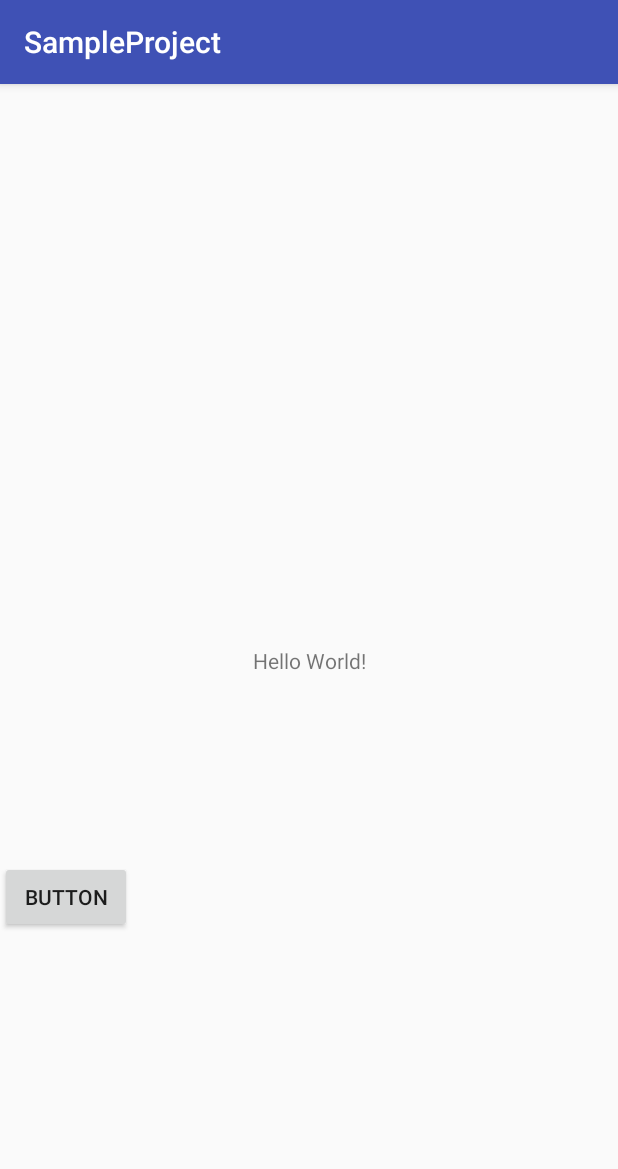
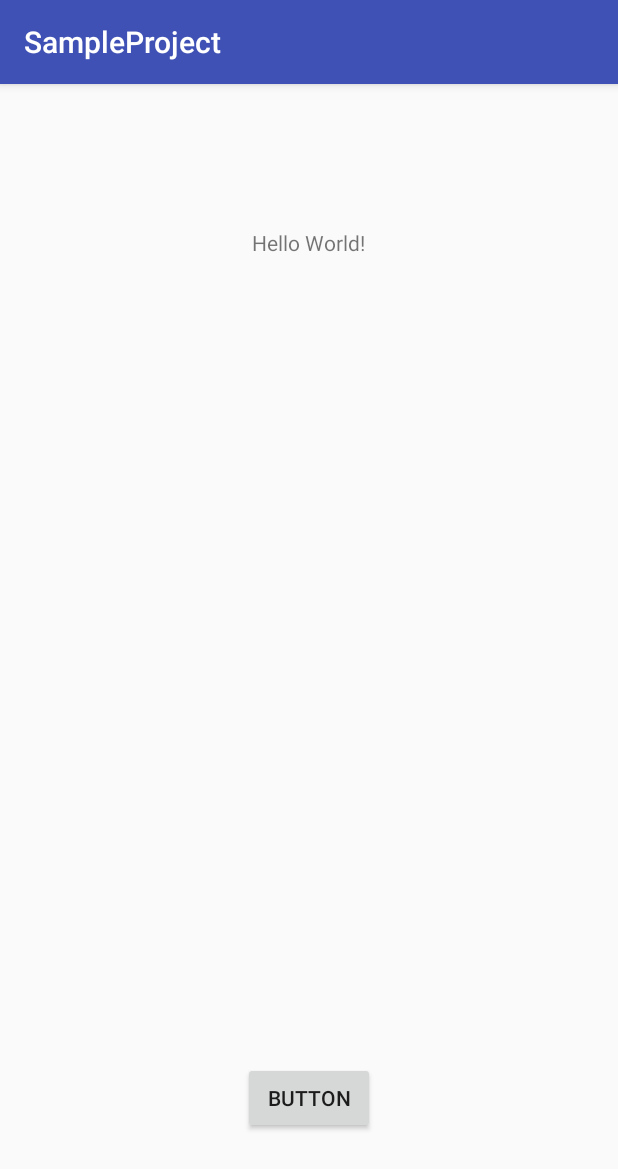
Before and after one commit to aayushiGWL/SampleApp, an Android app: the screen it shows after launch (MainActivity), on a phone screen of 412 x 824 dp. Shown: the top 1169 px of the screen. Run offline under Robolectric (Android 15) with nearby library versions, the phone set to English and light mode, and no system bars.

Commit message:
removed constraint layout from activity_main.xml

```diff
--- a/app/src/main/res/layout/activity_main.xml
+++ b/app/src/main/res/layout/activity_main.xml
@@ -1,5 +1,5 @@
 <?xml version="1.0" encoding="utf-8"?>
-<android.support.constraint.ConstraintLayout xmlns:android="http://schemas.android.com/apk/res/android"
+<RelativeLayout xmlns:android="http://schemas.android.com/apk/res/android"
     xmlns:app="http://schemas.android.com/apk/res-auto"
     xmlns:tools="http://schemas.android.com/tools"
     android:layout_width="match_parent"
@@ -18,7 +18,10 @@
         tools:layout_constraintTop_creator="1"
         tools:layout_constraintRight_creator="1"
         tools:layout_constraintBottom_creator="1"
-        tools:layout_constraintLeft_creator="1" />
+        tools:layout_constraintLeft_creator="1"
+        android:layout_alignParentTop="true"
+        android:layout_centerHorizontal="true"
+        android:layout_marginTop="96dp" />
 
     <Button
         android:id="@+id/button"
@@ -29,9 +32,11 @@
         app:layout_constraintRight_toRightOf="parent"
         tools:layout_constraintTop_creator="1"
         tools:layout_constraintRight_creator="1"
-        android:layout_marginTop="124dp"
         app:layout_constraintTop_toBottomOf="@+id/textView"
         tools:layout_constraintLeft_creator="1"
-        app:layout_constraintHorizontal_bias="0.0" />
+        app:layout_constraintHorizontal_bias="0.0"
+        android:layout_alignParentBottom="true"
+        android:layout_centerHorizontal="true"
+        android:layout_marginBottom="68dp" />
 
-</android.support.constraint.ConstraintLayout>
+</RelativeLayout>
```
